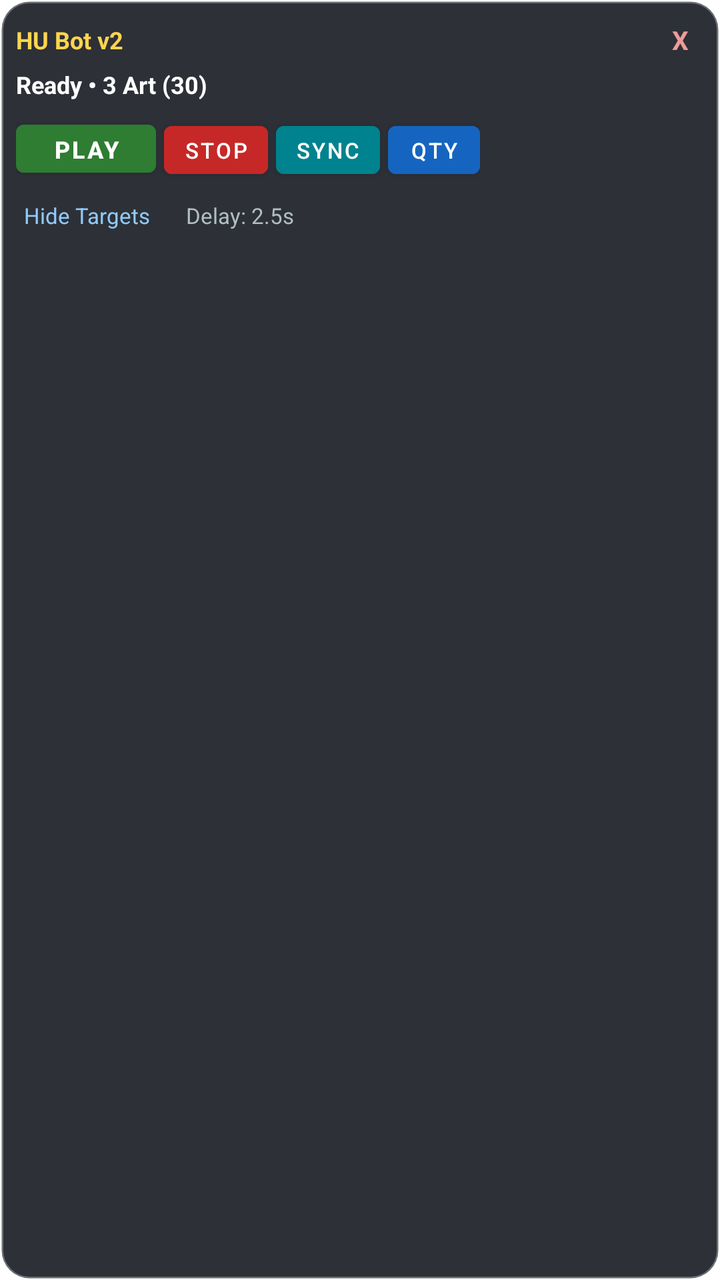
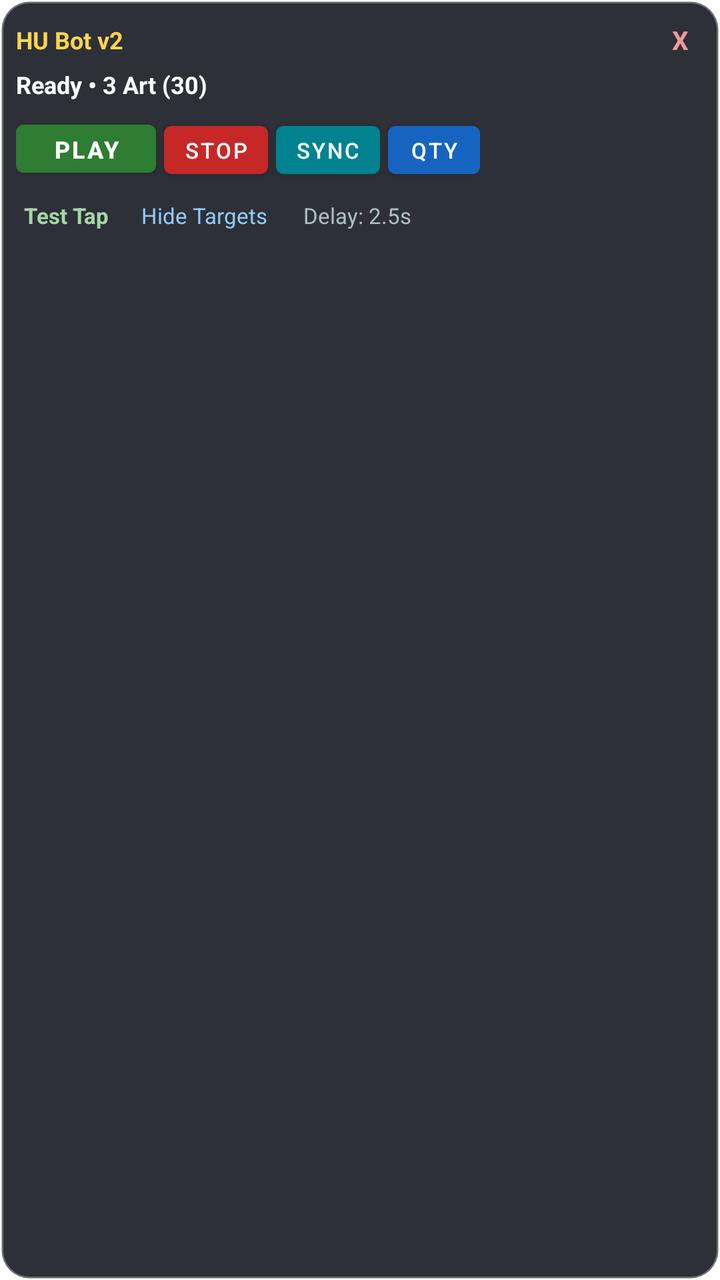

An Android layout rendered at two revisions. The XML below is the earlier revision; the diff shows what the commit changed to produce the second picture.
<!-- AndroidManifest.xml: application theme Theme.HUAutoScanBot -->
<!-- res/layout/overlay_controls.xml -->
<?xml version="1.0" encoding="utf-8"?>
<LinearLayout xmlns:android="http://schemas.android.com/apk/res/android"
    android:id="@+id/overlayRoot"
    android:layout_width="wrap_content"
    android:layout_height="wrap_content"
    android:background="@drawable/bg_overlay_panel"
    android:orientation="vertical"
    android:padding="8dp">

    <LinearLayout
        android:id="@+id/dragHandle"
        android:layout_width="match_parent"
        android:layout_height="wrap_content"
        android:gravity="center_vertical"
        android:orientation="horizontal">

        <TextView
            android:id="@+id/tvOverlayTitle"
            android:layout_width="0dp"
            android:layout_height="wrap_content"
            android:layout_weight="1"
            android:text="HU Bot v2"
            android:textColor="#FFD54F"
            android:textSize="12sp"
            android:textStyle="bold" />

        <TextView
            android:id="@+id/btnOverlayClose"
            android:layout_width="24dp"
            android:layout_height="24dp"
            android:gravity="center"
            android:text="X"
            android:textColor="#EF9A9A"
            android:textSize="13sp"
            android:textStyle="bold" />
    </LinearLayout>

    <TextView
        android:id="@+id/tvOverlayStatus"
        android:layout_width="wrap_content"
        android:layout_height="wrap_content"
        android:layout_marginTop="2dp"
        android:maxWidth="230dp"
        android:text="Ready • 3 Art (30)"
        android:textColor="#FFFFFF"
        android:textSize="12sp"
        android:textStyle="bold" />

    <LinearLayout
        android:layout_width="wrap_content"
        android:layout_height="wrap_content"
        android:layout_marginTop="6dp"
        android:orientation="horizontal">

        <Button
            android:id="@+id/btnPlayPause"
            android:layout_width="wrap_content"
            android:layout_height="36dp"
            android:backgroundTint="#2E7D32"
            android:minWidth="70dp"
            android:paddingLeft="8dp"
            android:paddingRight="8dp"
            android:text="PLAY"
            android:textAllCaps="false"
            android:textColor="#FFFFFF"
            android:textSize="12sp"
            android:textStyle="bold" />

        <Button
            android:id="@+id/btnStopRun"
            android:layout_width="wrap_content"
            android:layout_height="36dp"
            android:layout_marginStart="4dp"
            android:backgroundTint="#C62828"
            android:minWidth="52dp"
            android:paddingLeft="8dp"
            android:paddingRight="8dp"
            android:text="STOP"
            android:textAllCaps="false"
            android:textColor="#FFFFFF"
            android:textSize="11sp" />

        <Button
            android:id="@+id/btnSyncOverlay"
            android:layout_width="wrap_content"
            android:layout_height="36dp"
            android:layout_marginStart="4dp"
            android:backgroundTint="#00838F"
            android:minWidth="52dp"
            android:paddingLeft="8dp"
            android:paddingRight="8dp"
            android:text="SYNC"
            android:textAllCaps="false"
            android:textColor="#FFFFFF"
            android:textSize="11sp" />

        <Button
            android:id="@+id/btnQuickEdit"
            android:layout_width="wrap_content"
            android:layout_height="36dp"
            android:layout_marginStart="4dp"
            android:backgroundTint="#1565C0"
            android:minWidth="46dp"
            android:paddingLeft="6dp"
            android:paddingRight="6dp"
            android:text="QTY"
            android:textAllCaps="false"
            android:textColor="#FFFFFF"
            android:textSize="11sp" />
    </LinearLayout>

    <LinearLayout
        android:layout_width="wrap_content"
        android:layout_height="wrap_content"
        android:layout_marginTop="4dp"
        android:orientation="horizontal">

        <TextView
            android:id="@+id/btnToggleTargets"
            android:layout_width="wrap_content"
            android:layout_height="wrap_content"
            android:padding="4dp"
            android:text="Hide Targets"
            android:textColor="#90CAF9"
            android:textSize="11sp" />

        <TextView
            android:id="@+id/tvDelayQuick"
            android:layout_width="wrap_content"
            android:layout_height="wrap_content"
            android:layout_marginStart="10dp"
            android:padding="4dp"
            android:text="Delay: 2.5s"
            android:textColor="#B0BEC5"
            android:textSize="11sp" />
    </LinearLayout>

</LinearLayout>
<!-- resources referenced by this layout -->
<resources>
  <!-- drawable bg_overlay_panel (drawable) -->
  <?xml version="1.0" encoding="utf-8"?>
  <shape xmlns:android="http://schemas.android.com/apk/res/android"
      android:shape="rectangle">
      <solid android:color="#EB1C1F26" />
      <corners android:radius="14dp" />
      <stroke android:width="1.5dp" android:color="#4DFFFFFF" />
  </shape>
  <style name="Theme.HUAutoScanBot" parent="Theme.MaterialComponents.DayNight.NoActionBar">
          <item name="colorPrimary">@color/brand_red</item>
          <item name="colorPrimaryVariant">@color/brand_red_dark</item>
          <item name="colorOnPrimary">#FFFFFF</item>
          <item name="colorSecondary">@color/brand_green</item>
          <item name="android:statusBarColor">@color/brand_red_dark</item>
      </style>
  <color name="brand_red">#E53935</color>
  <color name="brand_red_dark">#B71C1C</color>
  <color name="brand_green">#2E7D32</color>
</resources>

<!-- the commit's change to res/layout/overlay_controls.xml (unified diff, before → after) -->
@@ -116,7 +116,18 @@
         android:orientation="horizontal">
 
         <TextView
+            android:id="@+id/btnTestTap"
+            android:layout_width="wrap_content"
+            android:layout_height="wrap_content"
+            android:padding="4dp"
+            android:text="Test Tap"
+            android:textColor="#A5D6A7"
+            android:textSize="11sp"
+            android:textStyle="bold" />
+
+        <TextView
             android:id="@+id/btnToggleTargets"
+            android:layout_marginStart="8dp"
             android:layout_width="wrap_content"
             android:layout_height="wrap_content"
             android:padding="4dp"
<!-- resource entries referenced after the edit -->
@@ -8,7 +8,7 @@
       <corners android:radius="14dp" />
       <stroke android:width="1.5dp" android:color="#4DFFFFFF" />
   </shape>
-  <style name="Theme.HUAutoScanBot" parent="Theme.MaterialComponents.DayNight.NoActionBar">
+  <style name="Theme.HUAutoScanBot" parent="Theme.MaterialComponents.Light.NoActionBar">
           <item name="colorPrimary">@color/brand_red</item>
           <item name="colorPrimaryVariant">@color/brand_red_dark</item>
           <item name="colorOnPrimary">#FFFFFF</item>
